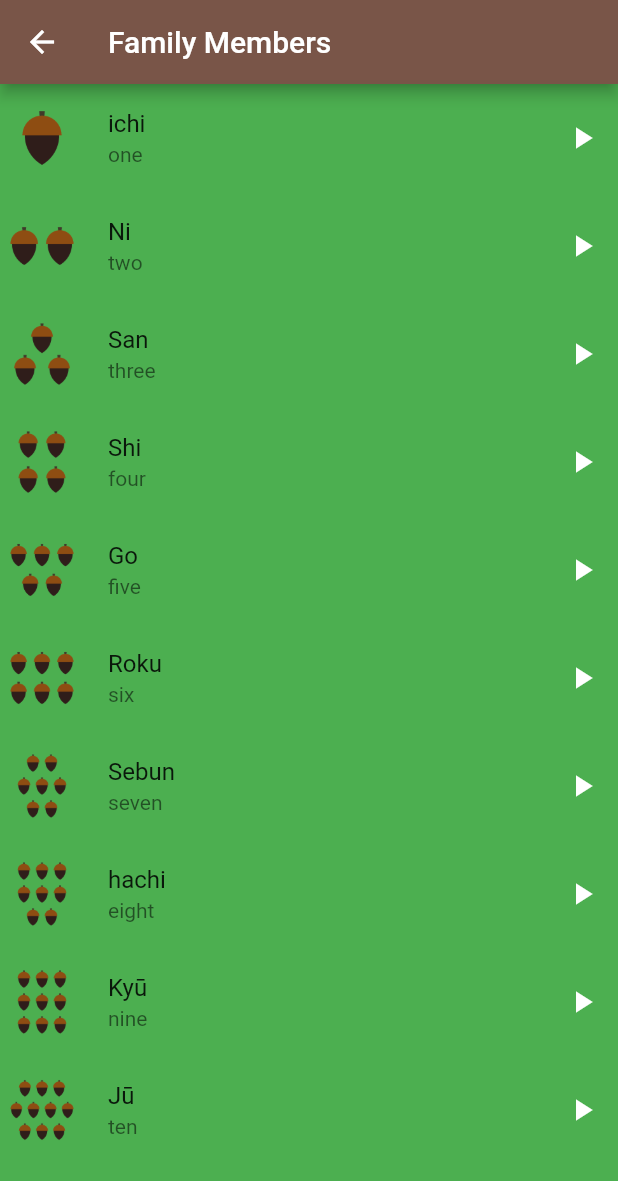
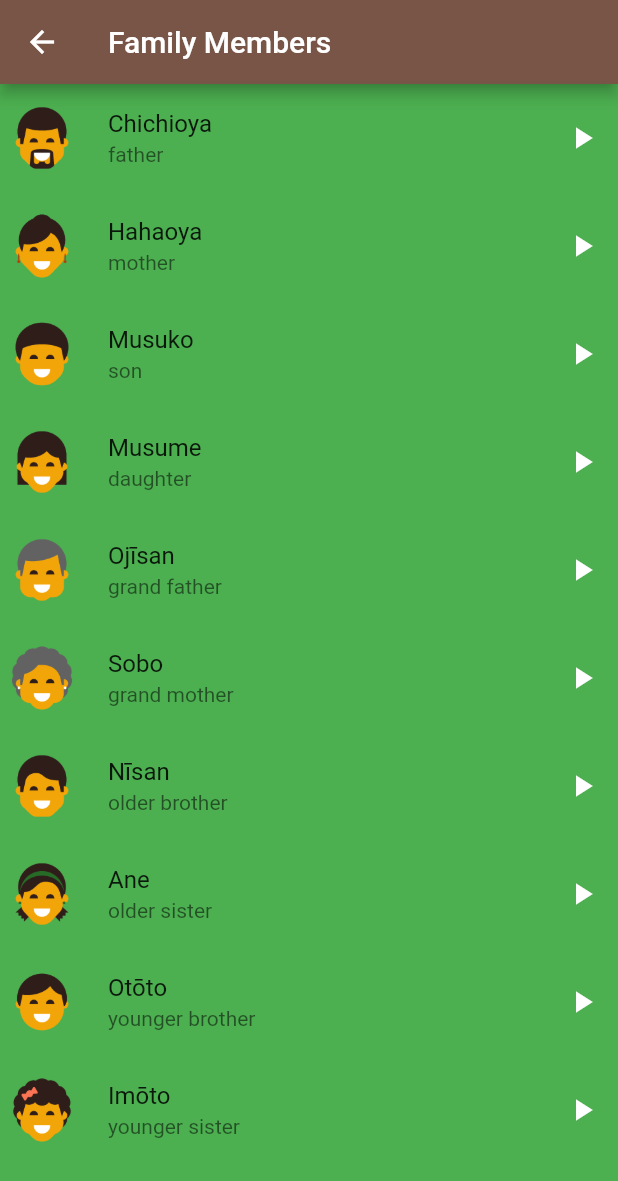
Before and after one commit to FadyFawzyOfficial/toku, a Flutter app: the FamilyMembersScreen screen opened directly, on a phone screen of 412 x 824 dp. Shown: the top 1181 px of the screen. Run offline on Flutter 3.47's test engine with Material 2 defaults, Android fonts, the light colour scheme and no system bars; our stand-ins replace audioplayers.

Commit message:
12. Add & Refactor Family Members Data

```diff
--- a/lib/models/word.dart
+++ b/lib/models/word.dart
@@ -74,3 +74,66 @@ const List<Word> numbers = [
     image: 'assets/images/numbers/number_ten.png',
   ),
 ];
+
+const List<Word> familyMembers = [
+  Word(
+    english: 'father',
+    japanese: 'Chichioya',
+    sound: 'sounds/family_members/father.wav',
+    image: 'assets/images/family_members/family_father.png',
+  ),
+  Word(
+    english: 'mother',
+    japanese: 'Hahaoya',
+    sound: 'sounds/family_members/mother.wav',
+    image: 'assets/images/family_members/family_mother.png',
+  ),
+  Word(
+    english: 'son',
+    japanese: 'Musuko',
+    sound: 'sounds/family_members/son.wav',
+    image: 'assets/images/family_members/family_son.png',
+  ),
+  Word(
+    english: 'daughter',
+    japanese: 'Musume',
+    sound: 'sounds/family_members/daughter.wav',
+    image: 'assets/images/family_members/family_daughter.png',
+  ),
+  Word(
+    english: 'grand father',
+    japanese: 'Ojīsan',
+    sound: 'sounds/family_members/grandfather.wav',
+    image: 'assets/images/family_members/family_grandfather.png',
+  ),
+  Word(
+    english: 'grand mother',
+    japanese: 'Sobo',
+    sound: 'sounds/family_members/grandmother.wav',
+    image: 'assets/images/family_members/family_grandmother.png',
+  ),
+  Word(
+    english: 'older brother',
+    japanese: 'Nīsan',
+    sound: 'sounds/family_members/older_brother.wav',
+    image: 'assets/images/family_members/family_older_brother.png',
+  ),
+  Word(
+    english: 'older sister',
+    japanese: 'Ane',
+    sound: 'sounds/family_members/older_sister.wav',
+    image: 'assets/images/family_members/family_older_sister.png',
+  ),
+  Word(
+    english: 'younger brother',
+    japanese: 'Otōto',
+    sound: 'sounds/family_members/younger_brother.wav',
+    image: 'assets/images/family_members/family_younger_brother.png',
+  ),
+  Word(
+    english: 'younger sister',
+    japanese: 'Imōto',
+    sound: 'sounds/family_members/younger_sister.wav',
+    image: 'assets/images/family_members/family_younger_sister.png',
+  ),
+];
--- a/lib/screens/family_members_screen.dart
+++ b/lib/screens/family_members_screen.dart
@@ -11,7 +11,7 @@ class FamilyMembersScreen extends StatelessWidget {
     return Scaffold(
       backgroundColor: Colors.green,
       appBar: AppBar(title: const Text('Family Members')),
-      body: const WordsListView(words: numbers),
+      body: const WordsListView(words: familyMembers),
     );
   }
 }
```
Also changed, not shown: 14 other files.
